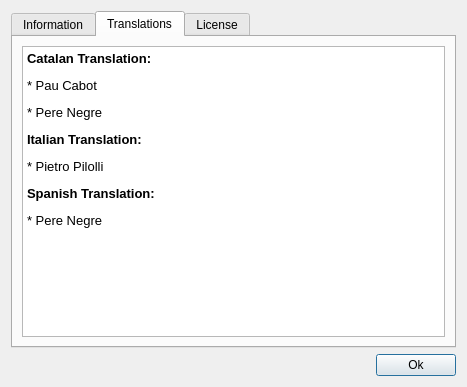
Old version of the form stuff/about.ui in the repository pnegre/python-whiteboard.
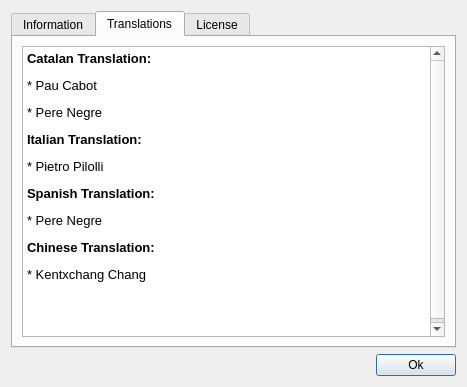
New version of the form. The open tabs and pages were chosen to show the change.

Commit message: Added chinese translation

Diff of the .ui file:
```diff
--- a/stuff/about.ui
+++ b/stuff/about.ui
@@ -79,6 +79,9 @@
 &lt;p style=&quot; margin-top:0px; margin-bottom:12px; margin-left:0px; margin-right:0px; -qt-block-indent:0; text-indent:0px;&quot;&gt;&lt;span style=&quot; font-family:'Sans';&quot;&gt;* Pietro Pilolli&lt;/span&gt;&lt;/p&gt;
 &lt;p style=&quot; margin-top:0px; margin-bottom:12px; margin-left:0px; margin-right:0px; -qt-block-indent:0; text-indent:0px;&quot;&gt;&lt;span style=&quot; font-family:'Sans'; font-weight:600;&quot;&gt;Spanish Translation:&lt;/span&gt;&lt;/p&gt;
 &lt;p style=&quot; margin-top:0px; margin-bottom:12px; margin-left:0px; margin-right:0px; -qt-block-indent:0; text-indent:0px;&quot;&gt;&lt;span style=&quot; font-family:'Sans';&quot;&gt;* Pere Negre&lt;/span&gt;&lt;/p&gt;
+&lt;p style=&quot; margin-top:0px; margin-bottom:12px; margin-left:0px; margin-right:0px; -qt-block-indent:0; text-indent:0px;&quot;&gt;&lt;span style=&quot; font-family:'Sans'; font-weight:600;&quot;&gt;Chinese Translation:&lt;/span&gt;&lt;/p&gt;
+&lt;p style=&quot; margin-top:0px; margin-bottom:12px; margin-left:0px; margin-right:0px; -qt-block-indent:0; text-indent:0px;&quot;&gt;&lt;span style=&quot; font-family:'Sans';&quot;&gt;* Kentxchang Chang&lt;/span&gt;&lt;/p&gt;
+&lt;p style=&quot;-qt-paragraph-type:empty; margin-top:0px; margin-bottom:12px; margin-left:0px; margin-right:0px; -qt-block-indent:0; text-indent:0px; font-family:'Sans';&quot;&gt;&lt;/p&gt;
 &lt;p style=&quot;-qt-paragraph-type:empty; margin-top:0px; margin-bottom:12px; margin-left:0px; margin-right:0px; -qt-block-indent:0; text-indent:0px; font-family:'Sans';&quot;&gt;&lt;/p&gt;&lt;/body&gt;&lt;/html&gt;</string>
          </property>
         </widget>
```
Left out of the diff: 2 changed lines with no effect on the pictures. The commit also changes 1 other file.
